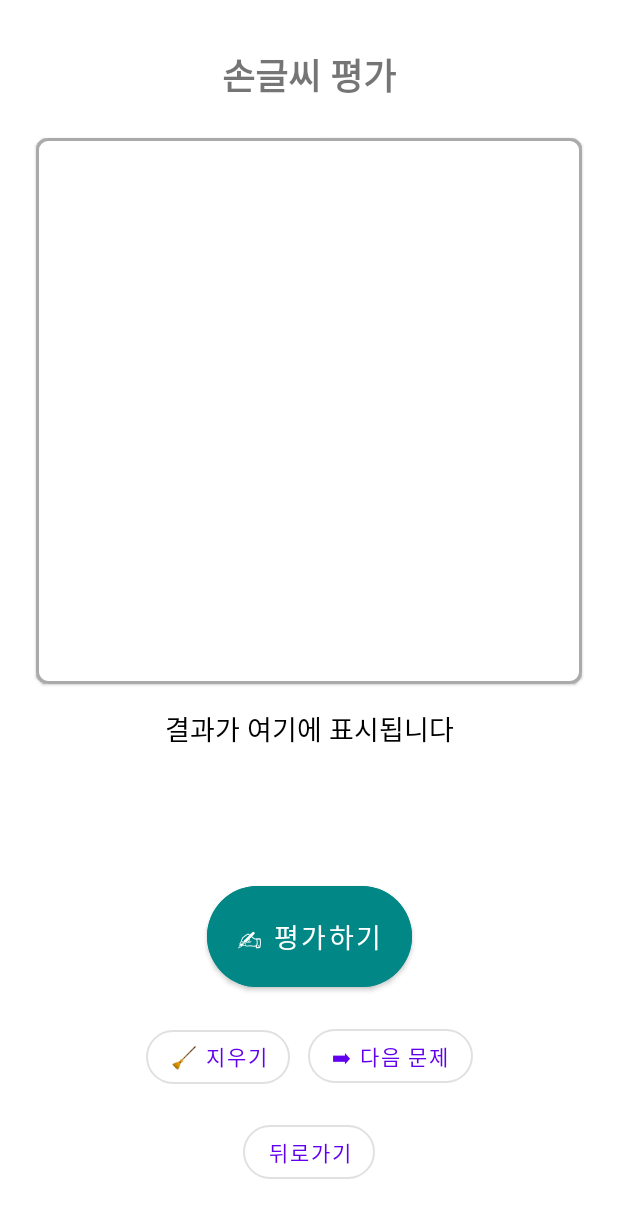
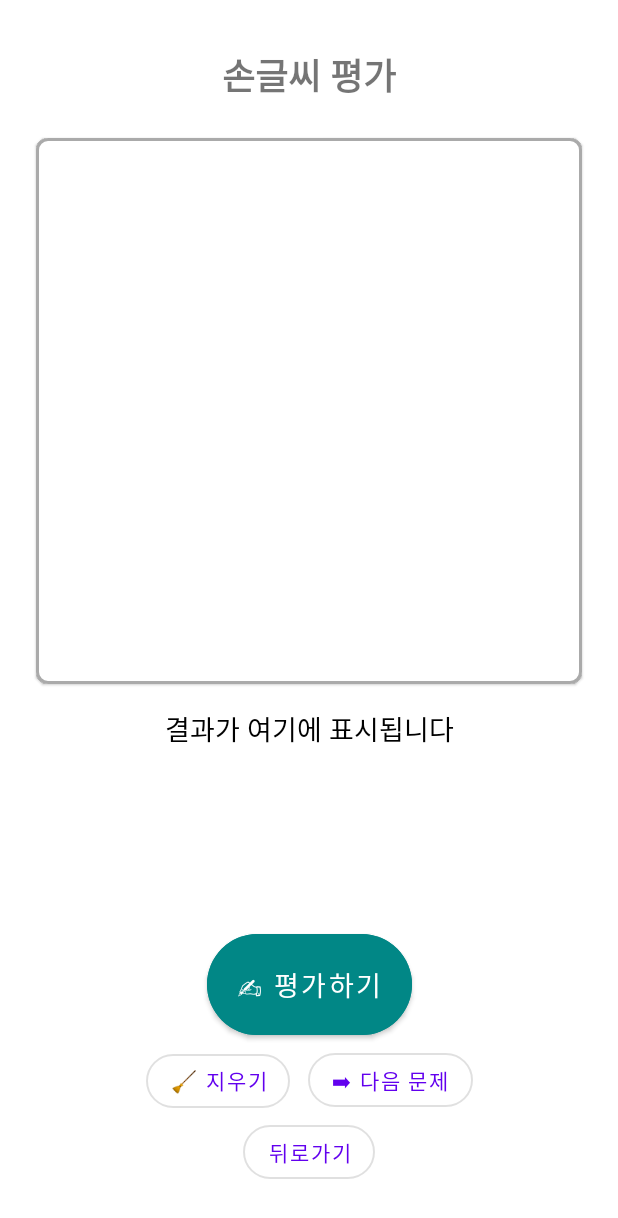
Before and after one commit to Oh-Tack/PikaBoka, an Android app: the layout activity_handwriting.xml on its own in the app's theme, with its tools: preview values and no code run, on a phone screen of 412 x 824 dp. Shown: the top 1218 px of the screen. Run offline under Robolectric (Android 15) with nearby library versions, the phone set to English and light mode, and no system bars; network calls fail.

Commit message:
v.1.26-alpha
손글씨 평가 결과 출력 문자 짤림 현상 수정 (버튼 재배치)

```diff
--- a/app/src/main/res/layout/activity_handwriting.xml
+++ b/app/src/main/res/layout/activity_handwriting.xml
@@ -81,7 +81,7 @@
         app:layout_constraintBottom_toTopOf="@id/buttonGroup"
         app:layout_constraintStart_toStartOf="parent"
         app:layout_constraintEnd_toEndOf="parent"
-        android:layout_marginBottom="16dp"/>
+        android:layout_marginBottom="0dp"/>
 
     <!-- 지우기 / 다음 문제 버튼 그룹 -->
     <LinearLayout
@@ -92,7 +92,7 @@
         app:layout_constraintBottom_toTopOf="@id/btnBack"
         app:layout_constraintStart_toStartOf="parent"
         app:layout_constraintEnd_toEndOf="parent"
-        android:layout_marginBottom="16dp">
+        android:layout_marginBottom="0dp">
 
         <com.google.android.material.button.MaterialButton
             android:id="@+id/clearButton"
--- a/app/src/main/res/layout/activity_speech.xml
+++ b/app/src/main/res/layout/activity_speech.xml
@@ -61,7 +61,6 @@
         android:layout_width="wrap_content"
         android:layout_height="wrap_content"
         android:text="뒤로가기"
-        android:padding="12dp"
         app:cornerRadius="24dp"
         app:layout_constraintBottom_toBottomOf="parent"
         app:layout_constraintStart_toStartOf="parent"
```
Also changed, not shown: app/src/main/java/com/cookandroide/pikaboka/MainActivity.kt (+30 -5 lines).
